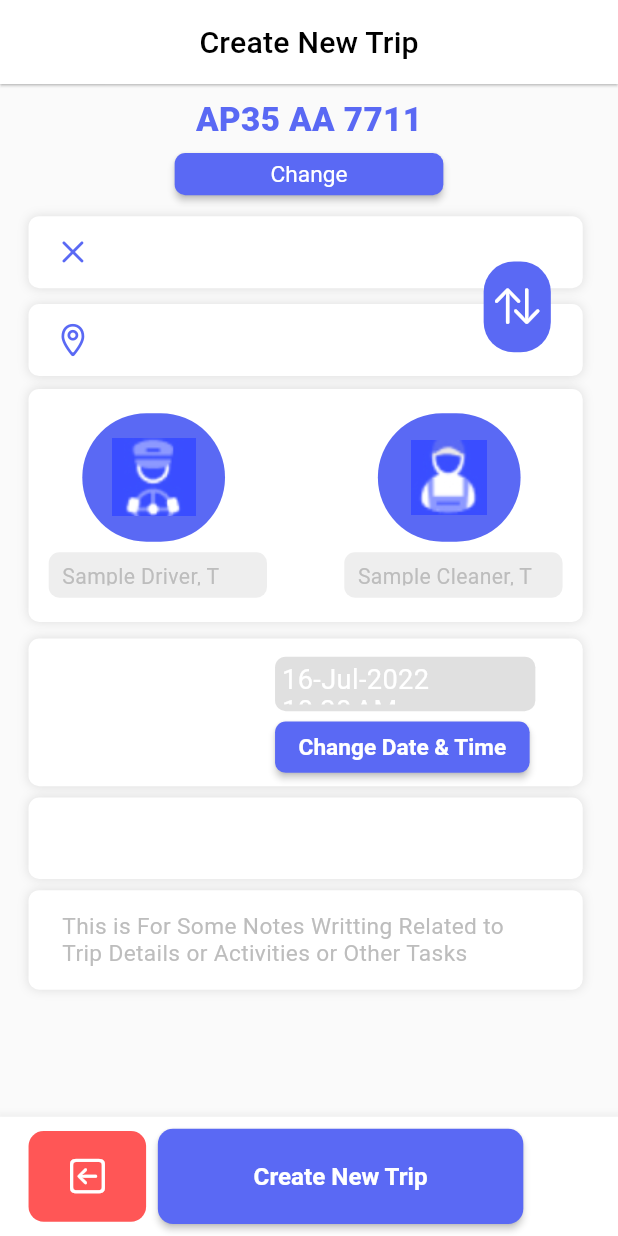
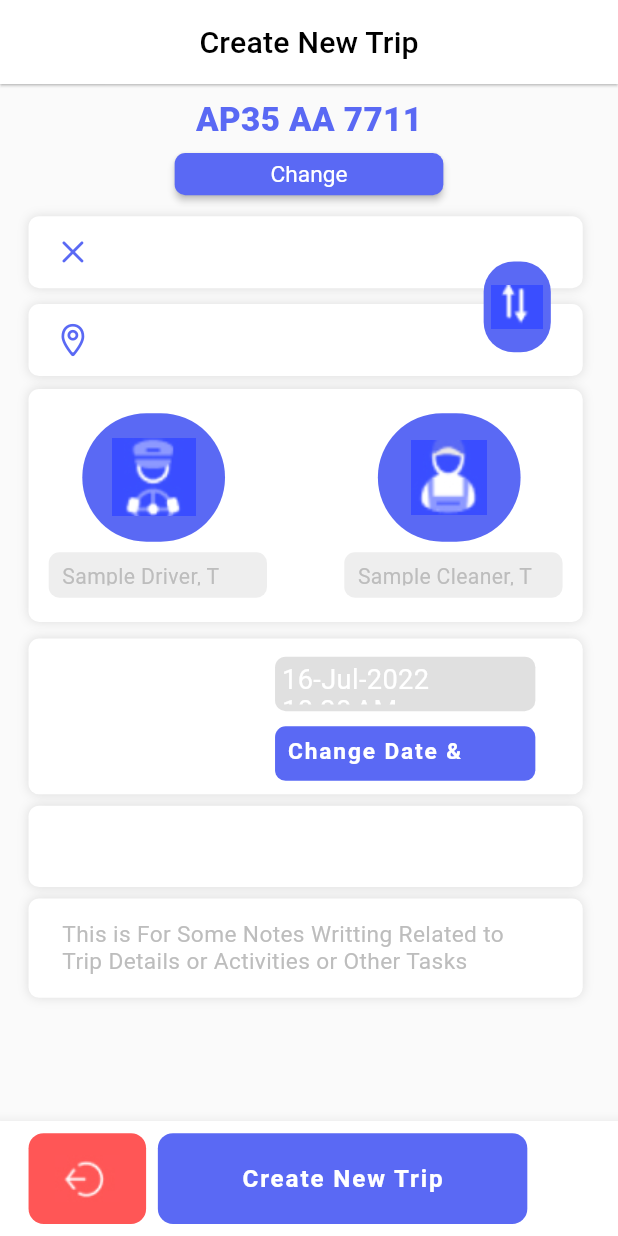
Before and after one commit to Akib7/trip_app, a Flutter app: the screen it shows after launch, on a phone screen of 412 x 824 dp. Run offline on Flutter 3.47's test engine with Material 2 defaults, Android fonts, the phone set to English and light mode, and no system bars; our stand-ins replace flutter_screenutil, flutter_svg, get.

Commit message:
added the up_down button with positioned

```diff
--- a/lib/my_home_page.dart
+++ b/lib/my_home_page.dart
@@ -116,7 +116,7 @@ class _MyHomePageState extends State<MyHomePage> {
                     textStyle: TextStyle(fontSize: 15.sp),
                     shape: RoundedRectangleBorder(
                         borderRadius: BorderRadius.circular(7.0.r)),
-                    minimumSize: Size(160.w, 5.h),
+                    minimumSize: Size(160.w, 1.h),
                   ),
                   child: const Text('Change'),
                 ),
@@ -162,10 +162,10 @@ class _MyHomePageState extends State<MyHomePage> {
                             color: app_color,
                             borderRadius: BorderRadius.circular(20.0.r),
                           ),
-                          child: const Icon(
-                            CupertinoIcons.arrow_up_arrow_down,
-                            color: Colors.white,
-                            size: 30.0,
+                          child: Image(
+                            height: 10.h,
+                            width: 10.w,
+                            image: const AssetImage('images/up_down.png'),
                           ),
                         ),
                       ),
@@ -192,12 +192,10 @@ class _MyHomePageState extends State<MyHomePage> {
                       mainAxisAlignment: MainAxisAlignment.spaceBetween,
                       children: const [
                         DriverContainer(
-                          icon: Icons.drive_eta,
                           text: 'Sample Driver, T',
                           imageType: AssetImage('images/driver.jpg'),
                         ),
                         DriverContainer(
-                          icon: Icons.cleaning_services,
                           text: 'Sample Cleaner, T',
                           imageType: AssetImage('images/cleaner.jpg'),
                         ),
@@ -243,7 +241,8 @@ class _MyHomePageState extends State<MyHomePage> {
                           crossAxisAlignment: CrossAxisAlignment.start,
                           children: [
                             Padding(
-                              padding: EdgeInsets.only(top: 10.0.h),
+                              padding:
+                                  EdgeInsets.only(top: 10.0.h, bottom: 10.0.h),
                               child: Container(
                                 height: 36.h,
                                 width: 155.w,
@@ -262,28 +261,50 @@ class _MyHomePageState extends State<MyHomePage> {
                                 ),
                               ),
                             ),
-                            ElevatedButton(
-                              onPressed: () {
-                                showDialog();
-                              },
-                              style: ElevatedButton.styleFrom(
-                                primary: app_color,
-                                padding: EdgeInsets.symmetric(
-                                    horizontal: 14.w, vertical: 8.h),
-                                textStyle: TextStyle(fontSize: 12.sp),
-                                shape: RoundedRectangleBorder(
+                            Container(
+                              height: 36.h,
+                              width: 155.w,
+                              decoration: BoxDecoration(
+                                color: app_color,
                                 borderRadius: BorderRadius.circular(7.0.r),
                               ),
-                                minimumSize: Size(130.w, 1.h),
-                              ),
+                              child: TextButton(
+                                onPressed: () {},
                                 child: Text(
                                   'Change Date & Time',
                                   style: TextStyle(
+                                    color: Colors.white,
                                     fontSize: 15.sp,
                                     fontWeight: FontWeight.bold,
                                   ),
                                 ),
                               ),
+                            ),
+                            SizedBox(
+                              height: 7.h,
+                            ),
+                            // ElevatedButton(
+                            //   onPressed: () {
+                            //     showDialog();
+                            //   },
+                            //   style: ElevatedButton.styleFrom(
+                            //     primary: app_color,
+                            //     padding: EdgeInsets.symmetric(
+                            //         horizontal: 14.w, vertical: 8.h),
+                            //     textStyle: TextStyle(fontSize: 12.sp),
+                            //     shape: RoundedRectangleBorder(
+                            //       borderRadius: BorderRadius.circular(7.0.r),
+                            //     ),
+                            //     minimumSize: Size(130.w, 1.h),
+                            //   ),
+                            //   child: Text(
+                            //     'Change Date & Time',
+                            //     style: TextStyle(
+                            //       fontSize: 15.sp,
+                            //       fontWeight: FontWeight.bold,
+                            //     ),
+                            //   ),
+                            // ),
                           ],
                         ),
                       ],
--- a/lib/widget/driverContainer.dart
+++ b/lib/widget/driverContainer.dart
@@ -5,14 +5,9 @@ import '../constants.dart';
 import 'package:flutter_screenutil/flutter_screenutil.dart';
 
 class DriverContainer extends StatelessWidget {
-  final IconData icon;
   final String text;
   final AssetImage imageType;
-  const DriverContainer(
-      {Key? key,
-      required this.icon,
-      required this.text,
-      required this.imageType})
+  const DriverContainer({Key? key, required this.text, required this.imageType})
       : super(key: key);
 
   @override
@@ -32,8 +27,8 @@ class DriverContainer extends StatelessWidget {
                 borderRadius: BorderRadius.circular(50.0.r),
               ),
               child: Image(
-                height: 30,
-                width: 30,
+                height: 27.h,
+                width: 27.w,
                 image: imageType,
               ),
             ),
--- a/lib/widget/last_buttons.dart
+++ b/lib/widget/last_buttons.dart
@@ -22,10 +22,10 @@ class LastButtons extends StatelessWidget {
                 color: const Color.fromRGBO(255, 86, 86, 1),
                 borderRadius: BorderRadius.circular(10.0.r),
               ),
-              child: const Icon(
-                CupertinoIcons.arrow_left_square,
-                color: Colors.white,
-                size: 30.0,
+              child: Image(
+                height: 30.h,
+                width: 30.w,
+                image: const AssetImage('images/rightButton.jpg'),
               ),
             ),
           ),
@@ -34,26 +34,45 @@ class LastButtons extends StatelessWidget {
           ),
           Padding(
             padding: EdgeInsets.only(right: 21.w),
-            child: ElevatedButton(
-              onPressed: () {},
-              style: ElevatedButton.styleFrom(
-                primary: app_color,
-                padding: EdgeInsets.symmetric(horizontal: 57.w, vertical: 22.h),
-                textStyle: TextStyle(fontSize: 15.sp),
-                shape: RoundedRectangleBorder(
+            child: Container(
+              height: 60.h,
+              width: 220.w,
+              decoration: BoxDecoration(
+                color: app_color,
                 borderRadius: BorderRadius.circular(10.0.r),
               ),
-                minimumSize: Size(140.w, 10.h),
-              ),
+              child: TextButton(
+                onPressed: () {},
                 child: Text(
                   'Create New Trip',
                   style: TextStyle(
+                    color: Colors.white,
                     fontWeight: FontWeight.bold,
                     fontSize: 16.sp,
                   ),
                 ),
               ),
             ),
+            // ElevatedButton(
+            //   onPressed: () {},
+            //   style: ElevatedButton.styleFrom(
+            //     primary: app_color,
+            //     padding: EdgeInsets.symmetric(horizontal: 57.w, vertical: 22.h),
+            //     textStyle: TextStyle(fontSize: 15.sp),
+            //     shape: RoundedRectangleBorder(
+            //       borderRadius: BorderRadius.circular(10.0.r),
+            //     ),
+            //     minimumSize: Size(140.w, 10.h),
+            //   ),
+            //   child: Text(
+            //     'Create New Trip',
+            //     style: TextStyle(
+            //       fontWeight: FontWeight.bold,
+            //       fontSize: 16.sp,
+            //     ),
+            //   ),
+            // ),
+          ),
         ],
       ),
     );
```
Also changed, not shown: images/up_down.png (added). Lines whose indentation alone changed are shown as unchanged.
